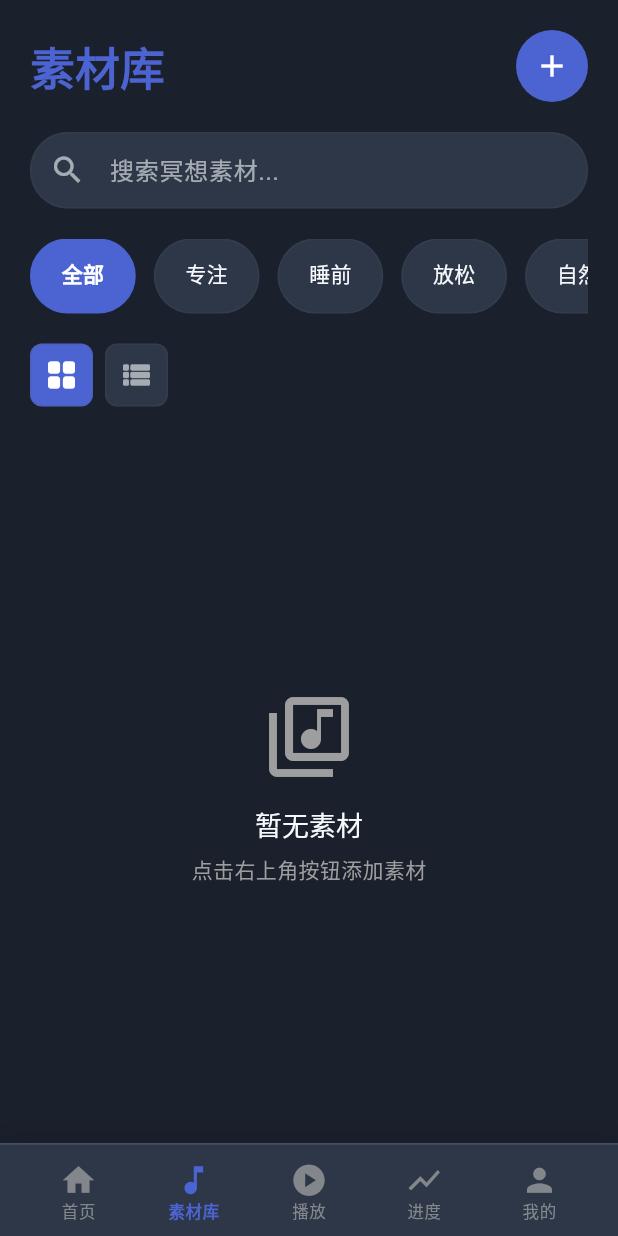
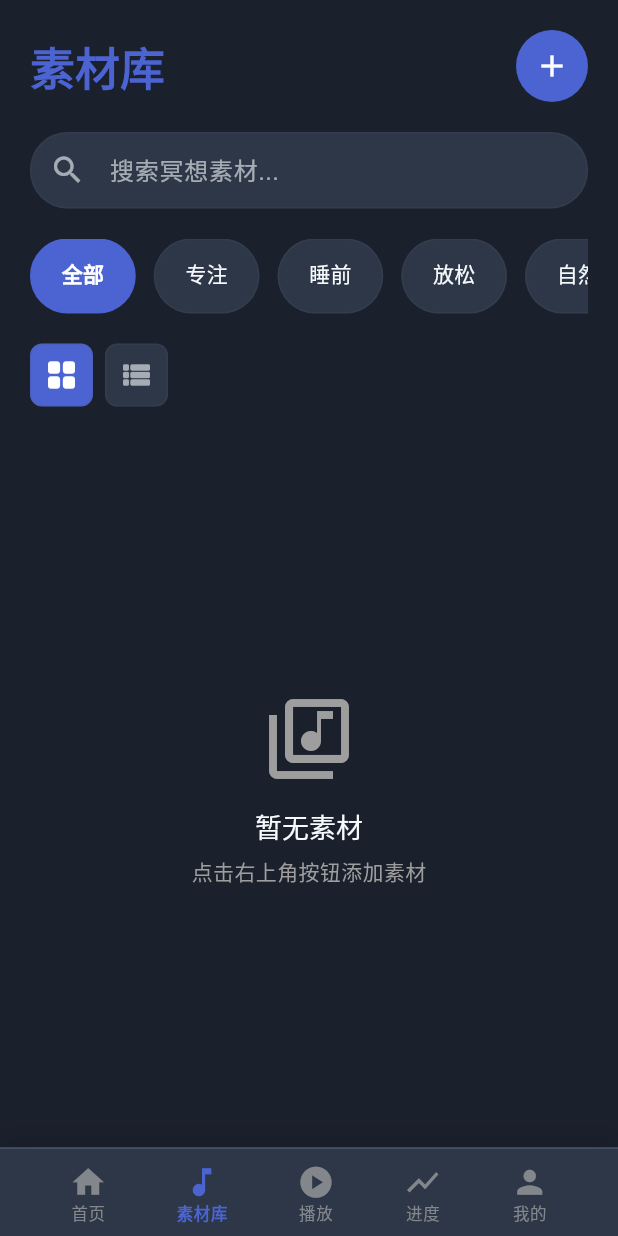
Before and after one commit to gonewx/mindra, a Flutter app: the screen it shows after launch, item 2 of the bottom bar chosen, on a phone screen of 412 x 824 dp. Run offline on Flutter 3.47's test engine with Material 3 defaults, Android fonts, the phone set to English and light mode, and no system bars; our stand-ins replace audioplayers, equatable, file_picker, flutter_bloc, get_it, go_router and 5 more; missing offline and left inert: dart:html; accounts and stored records are empty; network calls fail.

Commit message:
优化动画底部导航栏，移除固定高度并调整布局以提高可点击区域

```diff
--- a/lib/shared/widgets/animated_bottom_navigation.dart
+++ b/lib/shared/widgets/animated_bottom_navigation.dart
@@ -17,8 +17,7 @@ class AnimatedBottomNavigationBar extends StatelessWidget {
     final theme = Theme.of(context);
 
     return Container(
-      // 匹配原型高度：padding: var(--space-12) var(--space-16) = 12px + 12px + 内容高度
-      height: 62, // 更紧凑的高度匹配原型设计
+      // 移除固定高度，让内部的SizedBox控制高度
       decoration: BoxDecoration(
         color: theme.colorScheme.surface,
         border: Border(
@@ -35,28 +34,24 @@ class AnimatedBottomNavigationBar extends StatelessWidget {
           ),
         ],
       ),
-      child: Padding(
-        padding: const EdgeInsets.symmetric(
-          vertical: 0,
-          horizontal: 14, // --space-16: 16px
-        ), // 匹配原型设计
+      child: SafeArea(
+        child: SizedBox(
+          height: 58, // 明确设定导航栏高度，提供足够点击区域
           child: Row(
-          mainAxisAlignment: MainAxisAlignment
-              .spaceAround, // justify-content: space-around 匹配原型
+            mainAxisAlignment: MainAxisAlignment.spaceEvenly,
+            crossAxisAlignment: CrossAxisAlignment.center,
             children: items.asMap().entries.map((entry) {
               final index = entry.key;
               final item = entry.value;
 
-            return Expanded(
-              // 让每个导航项占用相等空间
-              child: _AnimatedNavItem(
+              return _AnimatedNavItem(
                 icon: item.icon,
                 label: item.label,
                 isSelected: index == currentIndex,
                 onTap: () => onTap(index),
-              ),
               );
             }).toList(),
+          ),
         ),
       ),
     );
@@ -117,22 +112,19 @@ class _AnimatedNavItemState extends State<_AnimatedNavItem> {
   Widget build(BuildContext context) {
     final theme = Theme.of(context);
 
-    return SizedBox(
-      width: double.infinity,
-      height: double.infinity,
-      child: Center(
-        child: MouseRegion(
-          cursor: SystemMouseCursors.click, // cursor: pointer from CSS
+    return MouseRegion(
+      cursor: SystemMouseCursors.click,
       onEnter: (_) => _onHoverChange(true),
       onExit: (_) => _onHoverChange(false),
-          child: GestureDetector(
+      child: InkWell(
         onTap: widget.onTap,
+        borderRadius: BorderRadius.circular(8),
+        child: SizedBox(
           child: Column(
-              mainAxisSize: MainAxisSize.min, // 重要：只占用需要的空间
-              mainAxisAlignment: MainAxisAlignment.center, // 居中对齐
+            mainAxisAlignment: MainAxisAlignment.center,
             children: [
               Icon(widget.icon, size: 25, color: _getItemColor(theme)),
-                const SizedBox(height: 3), // 原型间距
+              const SizedBox(height: 3),
               Text(
                 widget.label,
                 style: theme.textTheme.bodySmall!.copyWith(
@@ -140,15 +132,14 @@ class _AnimatedNavItemState extends State<_AnimatedNavItem> {
                   fontWeight: widget.isSelected
                       ? FontWeight.w600
                       : FontWeight.w400,
-                    fontSize: 11, // 更小的字体以匹配原型紧凑设计
-                    height: 1.0, // 紧凑行高
+                  fontSize: 11,
+                  height: 1.0,
                 ),
               ),
             ],
           ),
         ),
       ),
-      ),
     );
   }
 }
```
Lines whose indentation alone changed are shown as unchanged.
